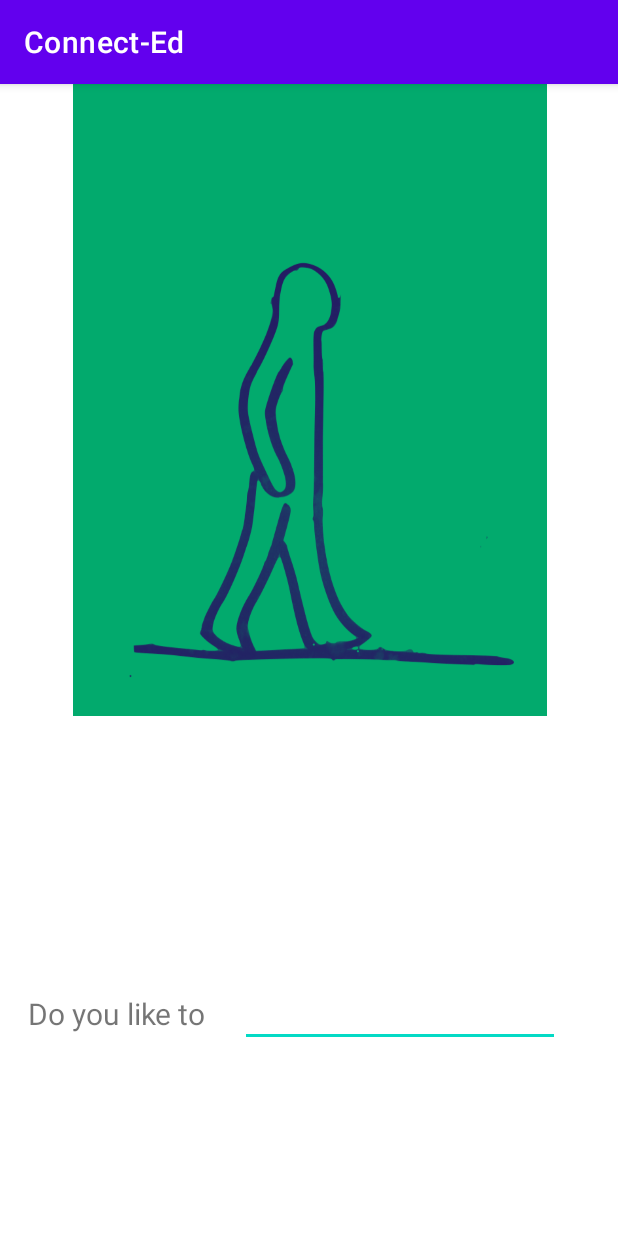
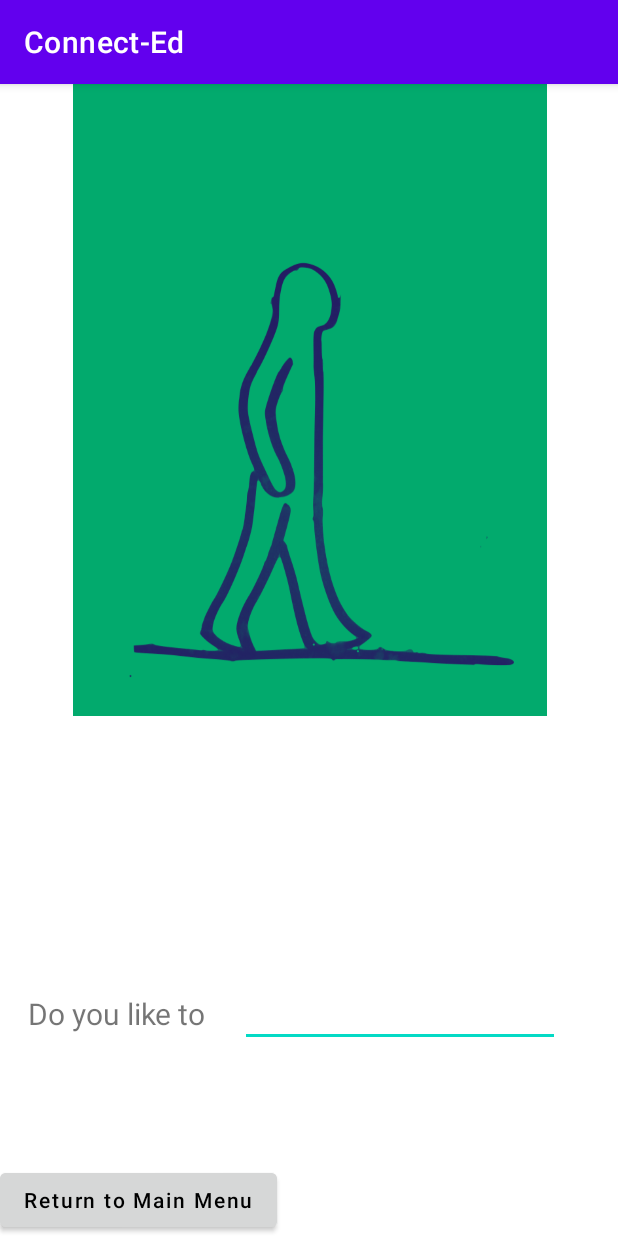
Before and after one commit to saintbrendan/ConnectEd, an Android app: the DoYouLikeTo screen opened directly, with no data from a screen before it, on a phone screen of 412 x 824 dp. Run offline under Robolectric (Android 15) with nearby library versions, the phone set to English and light mode, and no system bars.

Commit message:
Finished DoYouLikeTo and added ButtonHome

```diff
--- a/app/src/main/java/app/connected/connect_ed/DoYouLikeTo.kt
+++ b/app/src/main/java/app/connected/connect_ed/DoYouLikeTo.kt
@@ -1,5 +1,6 @@
 package app.connected.connect_ed
 
+import android.content.Intent
 import android.graphics.Color
 import android.graphics.drawable.Drawable
 import androidx.appcompat.app.AppCompatActivity
@@ -10,6 +11,7 @@ import android.view.View
 import android.widget.Button
 import android.widget.EditText
 import android.widget.ImageView
+import android.widget.TextView
 import androidx.core.content.res.ResourcesCompat
 
 
@@ -31,11 +33,12 @@ class DoYouLikeTo : AppCompatActivity() {
     override fun onCreate(savedInstanceState: Bundle?) {
         super.onCreate(savedInstanceState)
         setContentView(R.layout.activity_do_you_like_to)
-        val correctAnswer = "walk"
+        var correctAnswer = "walk"
 
         val inputText = findViewById<EditText>(R.id.editTextTextPersonName);
         val imgView = findViewById<ImageView>(R.id.imageView2)
         val buttonCorrect = findViewById<Button>(R.id.buttonCorrect)
+        val buttonHome = findViewById<Button>(R.id.buttonHome2)
 
         inputText.addTextChangedListener(object : TextWatcher {
             override fun afterTextChanged(s: Editable?) {
@@ -58,10 +61,17 @@ class DoYouLikeTo : AppCompatActivity() {
         buttonCorrect.setOnClickListener {
             buttonCorrect.visibility = View.INVISIBLE
             inputText.text.clear()
-            val d = ResourcesCompat.getDrawable(resources, R.drawable.climb, null)
+            imgIndex = (imgIndex + 1) % imageList.size
+            correctAnswer = getResources().getResourceName(imageList[imgIndex]).substringAfterLast("/")
+            inputText.setTextColor(Color.BLACK)
+            val d = ResourcesCompat.getDrawable(resources, imageList[imgIndex], null)
             imgView.setImageDrawable(d)
         }
 
+        buttonHome.setOnClickListener {
+            val intent = Intent(this, MainActivity::class.java)
+            startActivity(intent)
+        }
 
     }
 }
--- a/app/src/main/res/layout/activity_do_you_like_to.xml
+++ b/app/src/main/res/layout/activity_do_you_like_to.xml
@@ -53,4 +53,15 @@
         app:layout_constraintEnd_toEndOf="parent"
         app:layout_constraintStart_toStartOf="parent"
         app:layout_constraintTop_toBottomOf="@+id/imageView2" />
+
+    <Button
+        android:id="@+id/buttonHome2"
+        android:layout_width="wrap_content"
+        android:layout_height="wrap_content"
+        android:backgroundTint="?attr/colorButtonNormal"
+        android:text="Return to Main Menu"
+        android:textAllCaps="false"
+        android:textColor="@color/black"
+        app:layout_constraintBottom_toBottomOf="parent"
+        app:layout_constraintStart_toStartOf="parent" />
 </androidx.constraintlayout.widget.ConstraintLayout>
```
